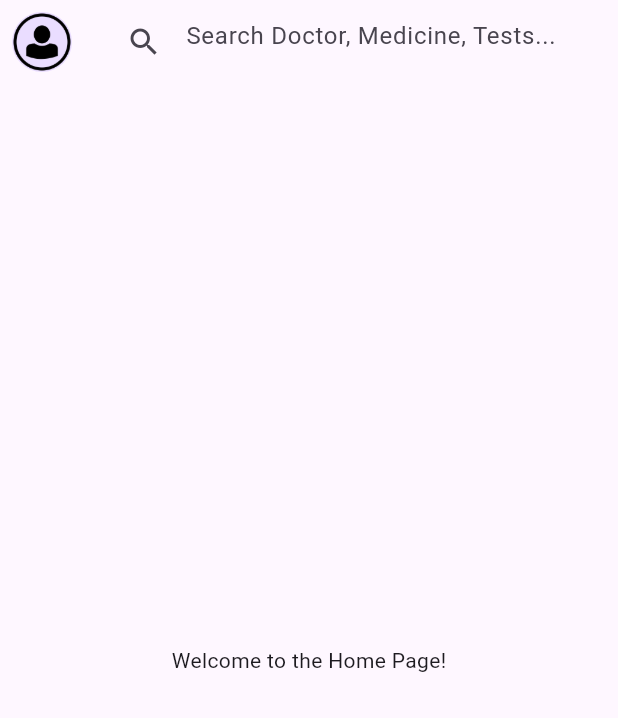
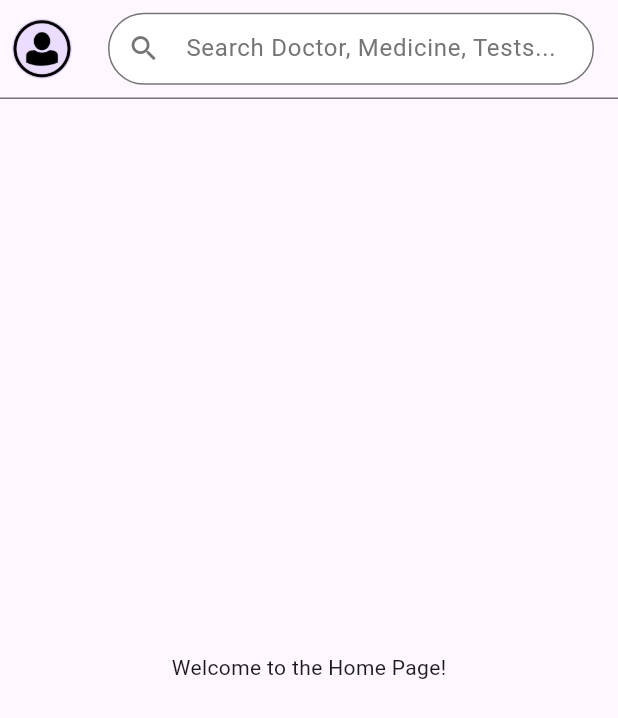
Before and after one commit to skooi928/vitalhealth, a Flutter app: the HomePage screen opened directly, on a phone screen of 412 x 824 dp. Shown: the top 718 px of the screen. Run offline on Flutter 3.47's test engine with Material 3 defaults, Android fonts, the phone set to English and light mode, and no system bars.

Commit message:
Add top appbar

```diff
--- a/lib/home.dart
+++ b/lib/home.dart
@@ -8,6 +8,16 @@ class HomePage extends StatelessWidget {
     return Scaffold(
       appBar: AppBar(
         automaticallyImplyLeading: false, // This removes the back button
+        // Bottom border
+        bottom: PreferredSize(
+          preferredSize: const Size.fromHeight(1.0),
+          child: Container(
+            color: const Color(0xFF757575),
+            height: 1.0,
+          ),
+        ),
+        // Padding (top and bottom)
+        toolbarHeight: 65.0,
         // Left side
         // Circle Button with Avatar icon (clickable)
         leading: IconButton(
@@ -21,13 +31,50 @@ class HomePage extends StatelessWidget {
         ),
         // Center
         // Search bar with placeholder text
-        title: const TextField(
-          decoration: InputDecoration(
-            // Search icon
-            prefixIcon: Icon(Icons.search),
-            hintText: 'Search Doctor, Medicine, Tests...',
-            border: InputBorder.none,
-          ),
+        title: Row(
+          children: [
+            Expanded(
+              child: Container(
+                margin: const EdgeInsets.symmetric(vertical: 15.0),
+                child: TextField(
+                  decoration: InputDecoration(
+                    filled: true,
+                    fillColor: const Color(0xFFFFFFFF),
+                    isDense: true,
+                    // Padding
+                    contentPadding:
+                        const EdgeInsets.symmetric(horizontal: 15.0),
+                    // Search icon
+                    prefixIcon: const Icon(
+                      Icons.search,
+                      size: 22,
+                      color: Color(0xFF757575),
+                    ),
+                    hintText: 'Search Doctor, Medicine, Tests...',
+                    hintStyle: const TextStyle(
+                      fontSize: 16,
+                      color: Color(0xFF757575),
+                    ),
+                    border: OutlineInputBorder(
+                      borderSide:
+                          const BorderSide(color: Color(0xFF757575), width: 1),
+                      borderRadius: BorderRadius.circular(45),
+                    ),
+                    enabledBorder: OutlineInputBorder(
+                      borderSide:
+                          const BorderSide(color: Color(0xFF757575), width: 1),
+                      borderRadius: BorderRadius.circular(45),
+                    ),
+                    focusedBorder: OutlineInputBorder(
+                      borderSide:
+                          const BorderSide(color: Color(0xFF757575), width: 1),
+                      borderRadius: BorderRadius.circular(45),
+                    ),
+                  ),
+                ),
+              ),
+            ),
+          ],
         ),
       ),
       body: const Center(
--- a/pubspec.yaml
+++ b/pubspec.yaml
@@ -30,7 +30,6 @@ environment:
 dependencies:
   flutter:
     sdk: flutter
-
 
   # The following adds the Cupertino Icons font to your application.
   # Use with the CupertinoIcons class for iOS style icons.
```
